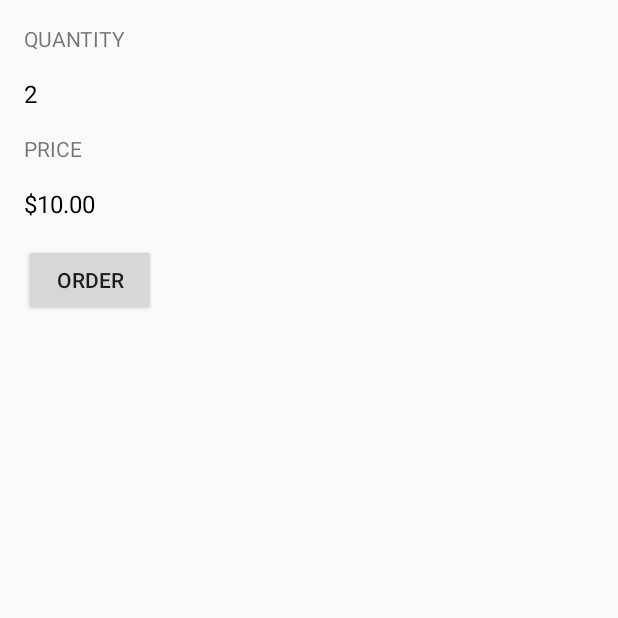
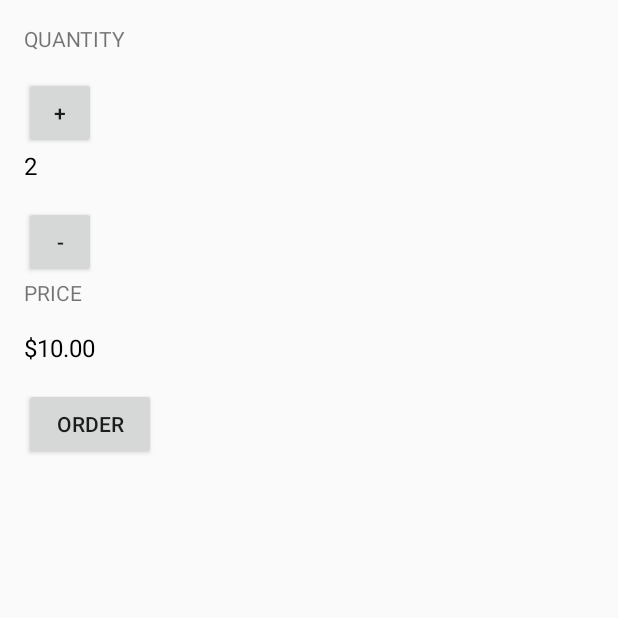
Before and after one commit to sivart73/JustJava, an Android app: the screen it shows after launch (MainActivity), after a tap on "ORDER", on a phone screen of 412 x 824 dp, the top half of it. Run offline under Robolectric (Android 15) with nearby library versions, the phone set to English and light mode, and no system bars.

Commit message:
lesson 2 check in

```diff
--- a/app/src/main/java/com/example/android/justjava/MainActivity.java
+++ b/app/src/main/java/com/example/android/justjava/MainActivity.java
@@ -22,8 +22,9 @@ public class MainActivity extends ActionBarActivity {
      * This method is called when the order button is clicked.
      */
     public void submitOrder(View view) {
-        display(2);
-        displayPrice(2 * 5);
+        int numberOfCoffees = 2;
+        display(numberOfCoffees);
+        displayPrice(numberOfCoffees * 5);
     }
     /**
      * This method displays the given price on the screen.
@@ -41,4 +42,20 @@ public class MainActivity extends ActionBarActivity {
                 R.id.quantity_text_view);
         quantityTextView.setText("" + number);
     }
+
+    /**
+     * This method is called when the plus button is clicked.
+     */
+    public void increment(View view) {
+        int quantity = 3;
+        display(quantity);
+    }
+
+    /**
+     * This method is called when the minus button is clicked.
+     */
+    public void decrement(View view) {
+        int quantity = 1;
+        display(quantity);
+    }
 }
--- a/app/src/main/res/layout/activity_main.xml
+++ b/app/src/main/res/layout/activity_main.xml
@@ -1,9 +1,9 @@
 <?xml version="1.0" encoding="utf-8"?>
 <LinearLayout xmlns:android="http://schemas.android.com/apk/res/android"
     xmlns:tools="http://schemas.android.com/tools"
-    android:orientation="vertical"
     android:layout_width="match_parent"
     android:layout_height="match_parent"
+    android:orientation="vertical"
     android:paddingBottom="@dimen/activity_vertical_margin"
     android:paddingLeft="@dimen/activity_horizontal_margin"
     android:paddingRight="@dimen/activity_horizontal_margin"
@@ -13,35 +13,50 @@
     <TextView
         android:layout_width="wrap_content"
         android:layout_height="wrap_content"
-        android:textAllCaps="true"
         android:paddingBottom="16dp"
-        android:text="Quantity" />
+        android:text="Quantity"
+        android:textAllCaps="true" />
+
+    <Button
+        android:layout_width="48dp"
+        android:layout_height="48dp"
+        android:onClick="increment"
+        android:text="+" />
+
     <TextView
         android:id="@+id/quantity_text_view"
         android:layout_width="wrap_content"
         android:layout_height="wrap_content"
         android:paddingBottom="16dp"
-        android:textSize="16sp"
+        android:text="2"
         android:textColor="#000000"
-        android:text="0"/>
+        android:textSize="16sp" />
+
+    <Button
+        android:layout_width="48dp"
+        android:layout_height="48dp"
+        android:onClick="decrement"
+        android:text="-" />
 
     <TextView
         android:layout_width="wrap_content"
         android:layout_height="wrap_content"
-        android:textAllCaps="true"
         android:paddingBottom="16dp"
-        android:text="Price" />
+        android:text="Price"
+        android:textAllCaps="true" />
+
     <TextView
         android:id="@+id/price_text_view"
         android:layout_width="wrap_content"
         android:layout_height="wrap_content"
         android:paddingBottom="16dp"
-        android:textSize="16sp"
+        android:text="$10"
         android:textColor="#000000"
-        android:text="0"/>
+        android:textSize="16sp" />
+
     <Button
         android:layout_width="wrap_content"
         android:layout_height="wrap_content"
-        android:text="Order"
-        android:onClick="submitOrder"/>
+        android:onClick="submitOrder"
+        android:text="Order" />
 </LinearLayout>
```
